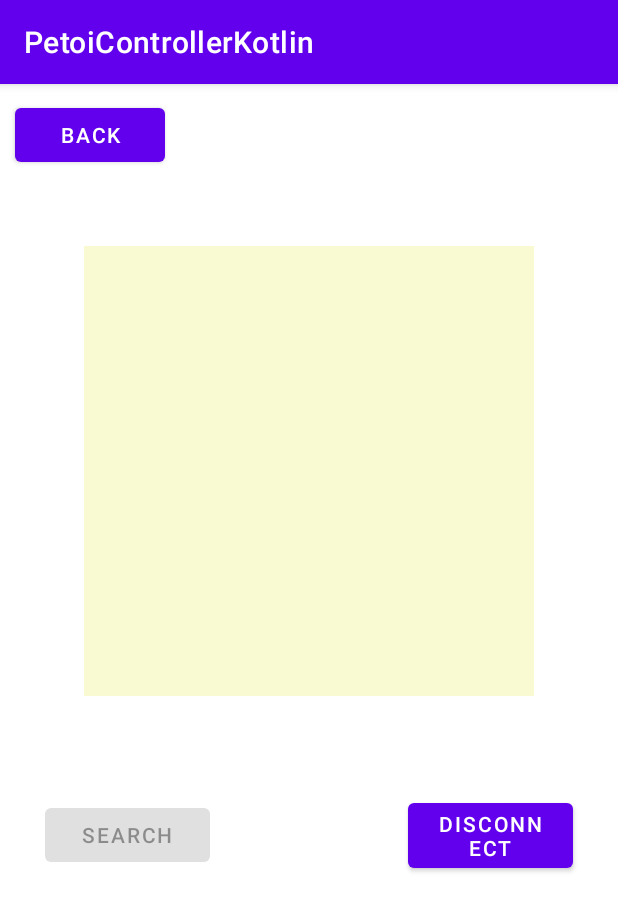
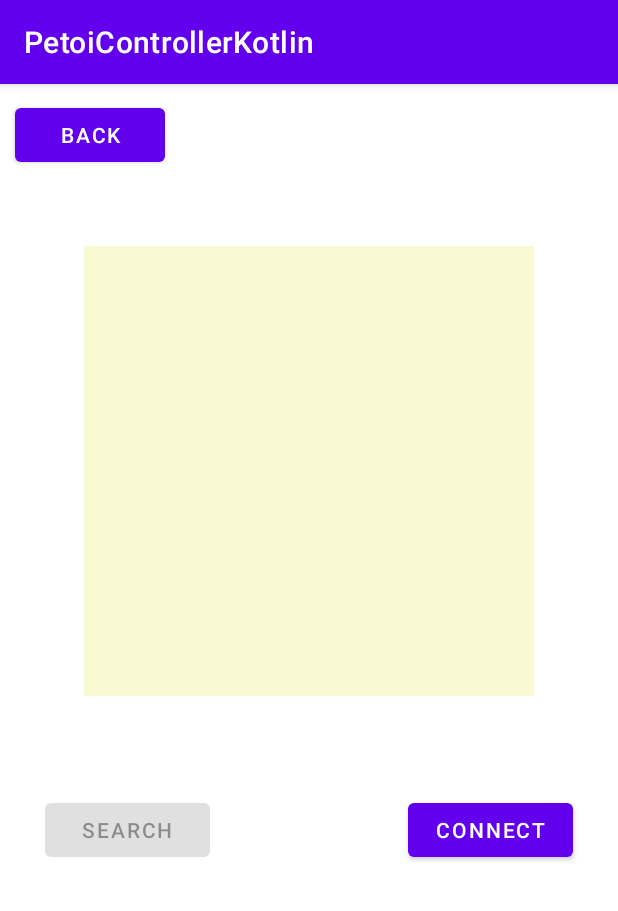
Before and after one commit to seagochen/PetoiControllerKotlin, an Android app: the DeviceConnectActivity screen opened directly, with no data from a screen before it, after a tap on "CONNECT", on a phone screen of 412 x 824 dp. Shown: the top 911 px of the screen. Run offline under Robolectric (Android 15) with nearby library versions, the phone set to English and light mode, and no system bars; 2 other taps on this screen came first.

Commit message:
ble connect, have some errors, when detecting connection status

```diff
--- a/app/src/main/java/com/petoi/kotlin/android/app/DeviceConnectActivity.kt
+++ b/app/src/main/java/com/petoi/kotlin/android/app/DeviceConnectActivity.kt
@@ -1,7 +1,10 @@
 package com.petoi.kotlin.android.app
 
+import android.content.Intent
 import android.os.Bundle
+import android.widget.ArrayAdapter
 import android.widget.Button
+import android.widget.ListView
 import com.petoi.kotlin.android.app.bluetooth.BluetoothBasedActivity
 import java.util.*
 import kotlin.concurrent.schedule
@@ -9,15 +12,21 @@ import kotlin.concurrent.schedule
 class DeviceConnectActivity : BluetoothBasedActivity() {
 
     // 用户选择的蓝牙设备名字
-    private lateinit var bleDeviceSelected: String
+    private var bleDeviceSelected: String = ""
 
     // 蓝牙设备搜索按钮
     private lateinit var searchBtn: Button
+
+    // 可用设备列表
+    private lateinit var foundDevices: MutableList<String>
 
     // 绑定搜索按钮功能
     private fun bindSearchBtnView() {
         // 控件绑定
         searchBtn = findViewById(R.id.btn_connect_search)
+
+        // 列表绑定
+        val listView = findViewById<ListView>(R.id.list_connect_devices)
 
         // 事件绑定
         searchBtn.setOnClickListener {
@@ -38,9 +47,17 @@ class DeviceConnectActivity : BluetoothBasedActivity() {
                 runOnUiThread {
                     searchBtn.isEnabled = true
 
-                    val keys = foundDeviceNames()
+                    // 可用设备列表
+                    foundDevices = foundDeviceNames()
 
-                    // TODO 把需要搜索到的设备名列表写入listview中
+                    // 把列表写入listview中
+                    if (foundDevices.size > 0) {
+
+                        val arrayAdapter = ArrayAdapter(this@DeviceConnectActivity,
+                            android.R.layout.simple_list_item_1, foundDevices)
+
+                        listView.adapter = arrayAdapter
+                    }
 
 //                    // 弹出式可选菜单
 //                    if (keys.size > 0) {
@@ -49,6 +66,11 @@ class DeviceConnectActivity : BluetoothBasedActivity() {
 //                            bleDeviceSelected = keys[value]
 //                        }
 //                    }
+                }
+
+                // 设置列表的点击事件
+                listView.setOnItemClickListener{ adapterView, view, position: Int, id: Long ->
+                    bleDeviceSelected = foundDevices[position]
                 }
             }
         }
@@ -64,17 +86,38 @@ class DeviceConnectActivity : BluetoothBasedActivity() {
 
         connectBtn.setOnClickListener {
 
-            if (connectBtn.text == "Connect") {
-                connect(bleDeviceSelected)
+            if (isConnected()) {
 
-                // update text to "disconnect"
-                "Disconnect".also { connectBtn.text = it }
-            } else {
+                // 连接到设备
                 disconnect()
 
                 // update text to connect
                 "Connect".also { connectBtn.text = it }
+            } else {
+                if (bleDeviceSelected != "") {
+                    connect(bleDeviceSelected)
+
+                    // update text to "disconnect"
+                    "Disconnect".also { connectBtn.text = it }
+                }
             }
+        }
+    }
+
+    private fun updateWidgetStatus() {
+        if (isConnected()) {
+            "Disconnect".also { connectBtn.text = it }
+        } else {
+            "Connect".also { connectBtn.text = it }
+        }
+    }
+
+    // 退回按钮
+    private fun bindBackBtn() {
+        val btn = findViewById<Button>(R.id.btn_connect_back)
+        btn.setOnClickListener {
+            intent = Intent(this, MainActivity::class.java)
+            startActivity(intent)
         }
     }
 
@@ -82,7 +125,13 @@ class DeviceConnectActivity : BluetoothBasedActivity() {
         super.onCreate(savedInstanceState)
         setContentView(R.layout.activity_connection)
 
+        // 绑定控件
         bindSearchBtnView()
         bindConnectBtnView()
+        bindBackBtn()
+
+        // 更新控件状态
+        updateWidgetStatus()
+        //TODO 蓝牙连接状态检测有点异常
     }
 }
```
Also changed, not shown: app/src/main/res/layout/activity_motion.xml (+5 -5 lines).
